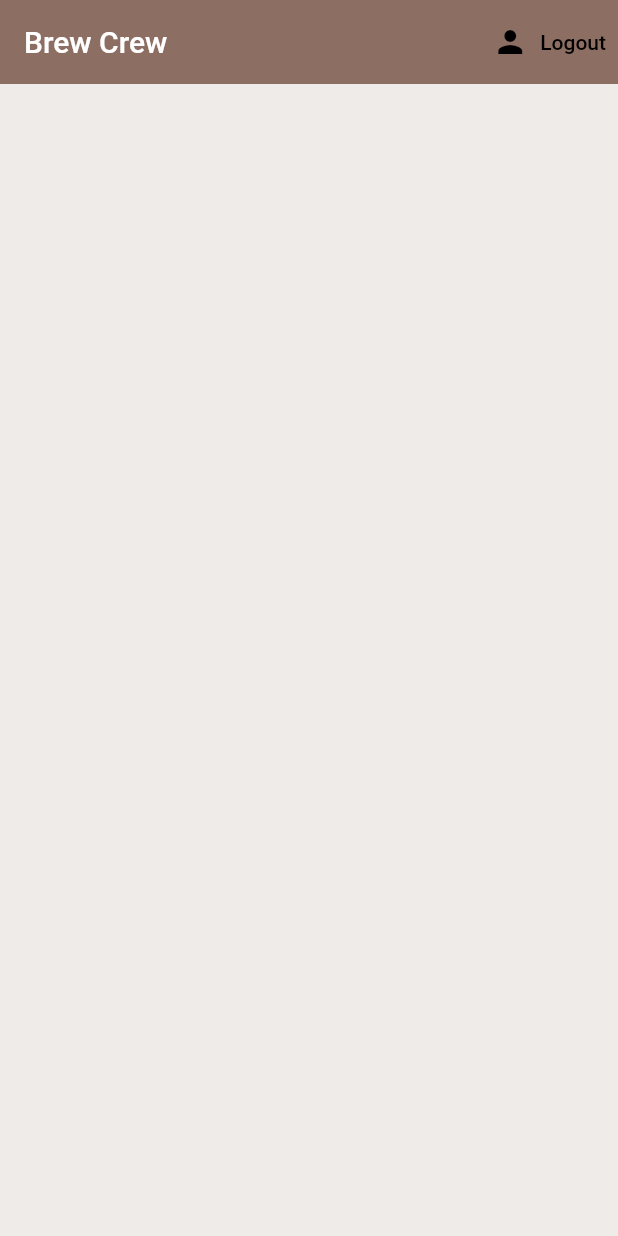
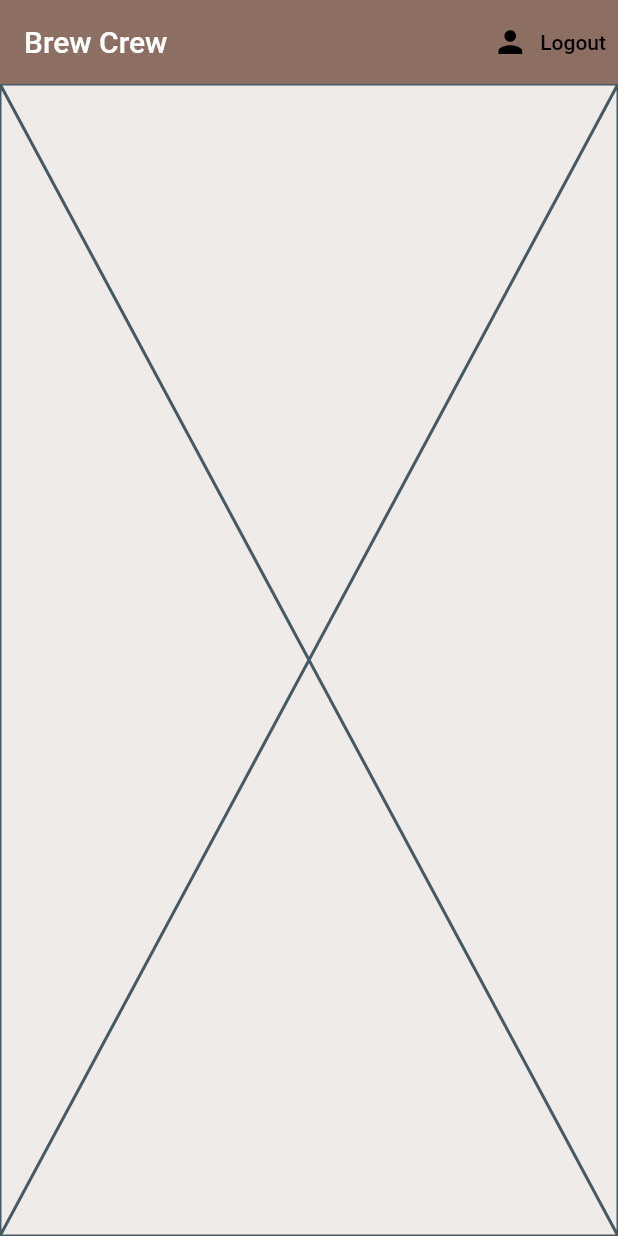
Before and after one commit to gavutham/Brew-Coffee, a Flutter app: the screen it shows once a user with an empty profile is signed in, on a phone screen of 412 x 824 dp. Run offline on Flutter 3.47's test engine with Material 2 defaults, Android fonts, the phone set to English and light mode, and no system bars; our stand-ins replace cloud_firestore, firebase_auth, firebase_core, flutter_spinkit; accounts and stored records are empty.

```diff
--- /dev/null
+++ b/lib/screens/home/brew_list.dart
@@ -0,0 +1,22 @@
+import 'package:flutter/material.dart';
+import 'package:cloud_firestore/cloud_firestore.dart';
+import 'package:provider/provider.dart';
+
+class BrewList extends StatefulWidget {
+  const BrewList({Key? key}) : super(key: key);
+
+  @override
+  State<BrewList> createState() => _BrewListState();
+}
+
+class _BrewListState extends State<BrewList> {
+  @override
+  Widget build(BuildContext context) {
+    final brews = Provider.of<QuerySnapshot?>(context);
+    for (var doc in brews!.docs) {
+      print(doc.data());
+    }
+
+    return const Placeholder();
+  }
+}
--- a/lib/screens/home/home.dart
+++ b/lib/screens/home/home.dart
@@ -1,5 +1,9 @@
 import 'package:brew_coffee/services/auth.dart';
+import 'package:brew_coffee/services/database.dart';
+import 'package:cloud_firestore/cloud_firestore.dart';
 import 'package:flutter/material.dart';
+import 'package:provider/provider.dart';
+import 'brew_list.dart';
 
 class Home extends StatelessWidget {
   Home({Key? key}) : super(key: key);
@@ -8,7 +12,10 @@ class Home extends StatelessWidget {
 
   @override
   Widget build(BuildContext context) {
-    return Scaffold(
+    return StreamProvider<QuerySnapshot?>.value(
+      initialData: null,
+      value: DatabaseService().brews,
+      child: Scaffold(
         backgroundColor: Colors.brown[50],
         appBar: AppBar(
           title: const Text("Brew Crew"),
@@ -32,6 +39,8 @@ class Home extends StatelessWidget {
             )
           ],
         ),
+        body: BrewList(),
+      ),
     );
   }
 }
--- a/lib/services/auth.dart
+++ b/lib/services/auth.dart
@@ -1,4 +1,5 @@
 import 'package:brew_coffee/models/user.dart';
+import 'package:brew_coffee/services/database.dart';
 import 'package:firebase_auth/firebase_auth.dart';
 
 class AuthService {
@@ -46,6 +47,7 @@ class AuthService {
     try{
       UserCredential result = await _auth.createUserWithEmailAndPassword(email: email, password: password);
       User? user = result.user;
+      await DatabaseService(uid: user?.uid).updateUserData("0", "new user", 100);
       return _userFromFirebaseUser(user);
     }catch(e){
       print(e.toString());
--- /dev/null
+++ b/lib/services/database.dart
@@ -0,0 +1,21 @@
+import 'package:cloud_firestore/cloud_firestore.dart';
+
+class DatabaseService {
+  late final uid;
+  final CollectionReference brewCollection = FirebaseFirestore.instance.collection("brews");
+
+  DatabaseService({this.uid});
+
+  Future updateUserData(String sugars, String name, int strength) async {
+    return await brewCollection.doc(uid).set({
+      'sugars': sugars,
+      'name': name,
+      'strength': strength,
+    });
+  }
+
+  Stream<QuerySnapshot> get brews {
+    return brewCollection.snapshots();
+  }
+
+}
```
Lines whose indentation alone changed are shown as unchanged.
